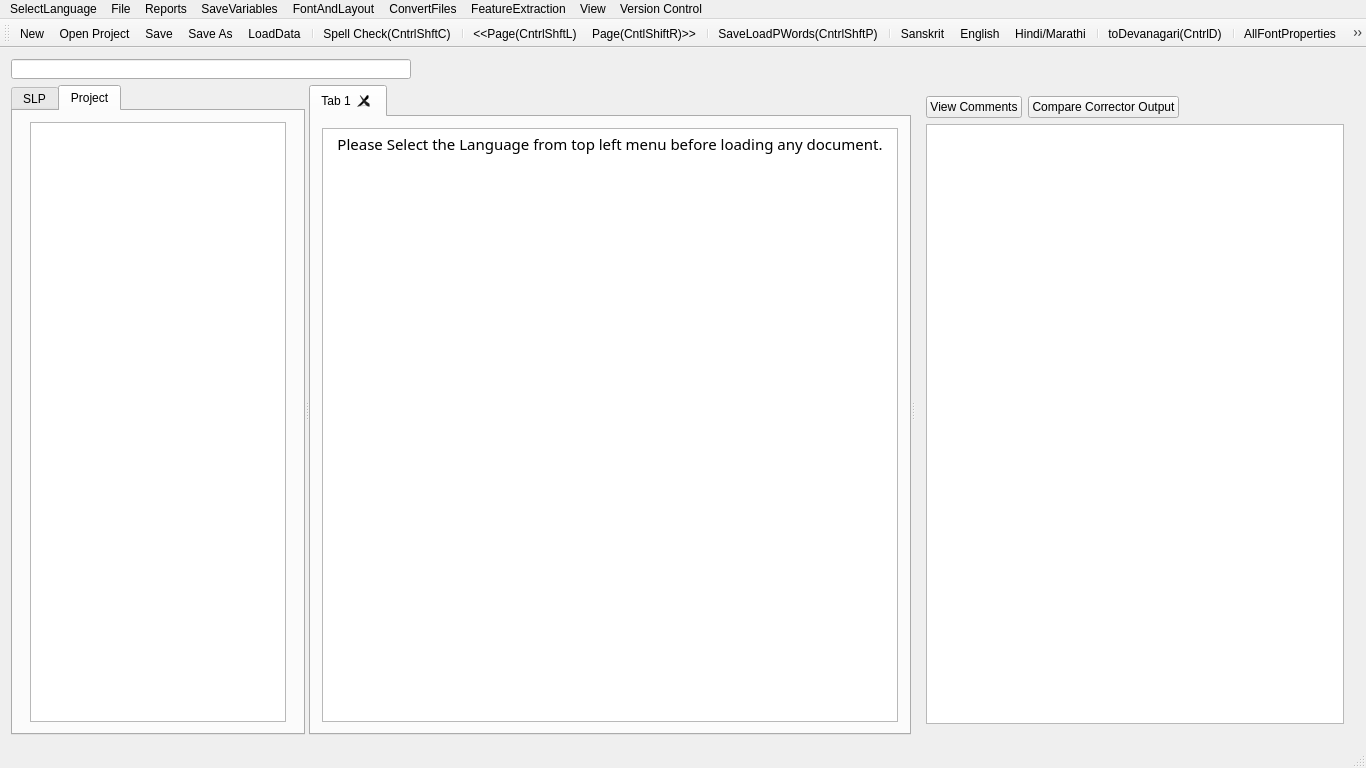
The window that FrameWorkCode/mainwindow.ui (UDAAN-LEAP/leap-pe-tool) describes before a commit, drawn with Qt 5.
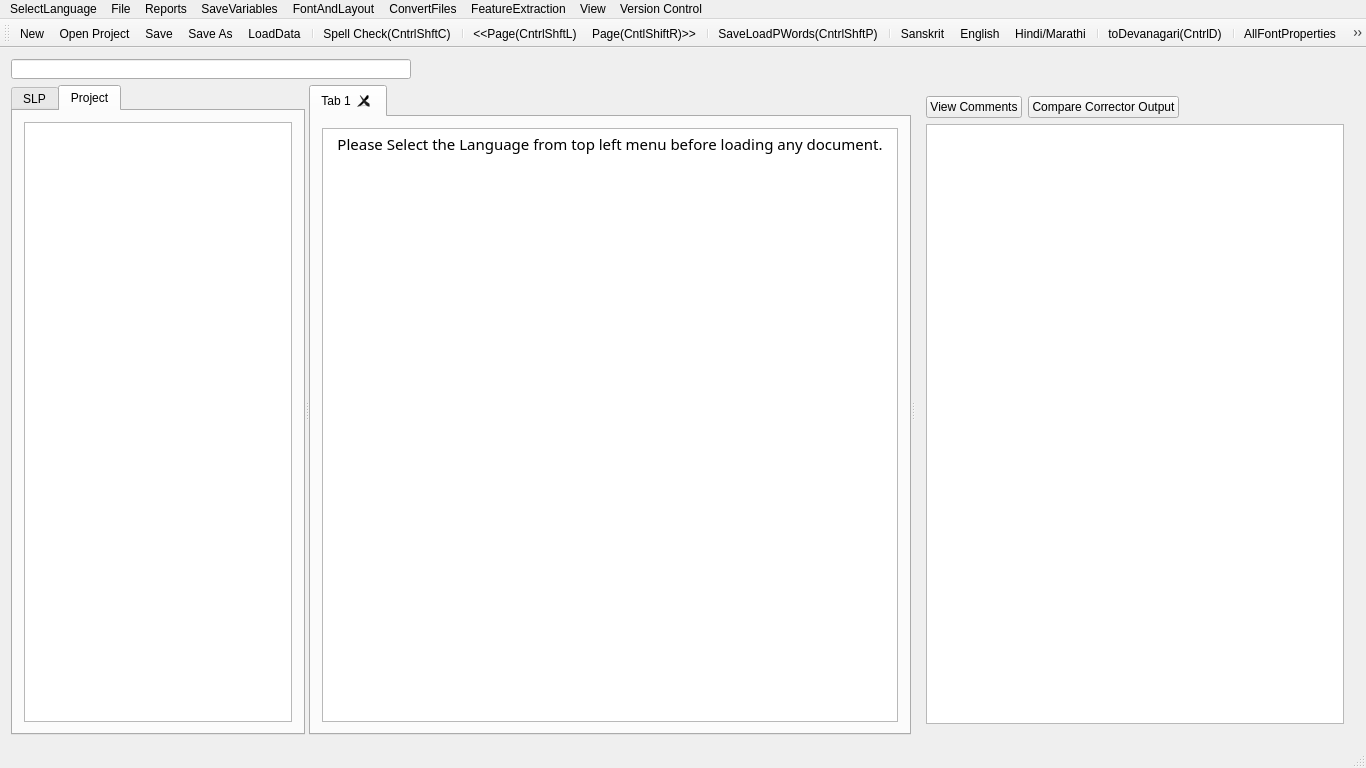
The same window after the commit. Icons and pictures are not drawn.

Patch:
```diff
--- a/FrameWorkCode/mainwindow.ui
+++ b/FrameWorkCode/mainwindow.ui
@@ -60,7 +60,7 @@
        </property>
        <property name="maximumSize">
         <size>
-         <width>16777215</width>
+         <width>400</width>
          <height>16777215</height>
         </size>
        </property>
@@ -129,7 +129,7 @@
            </property>
            <property name="maximumSize">
             <size>
-             <width>16777215</width>
+             <width>400</width>
              <height>16777215</height>
             </size>
            </property>
```
Left out of the diff: 2 changed lines with no effect on the pictures.
